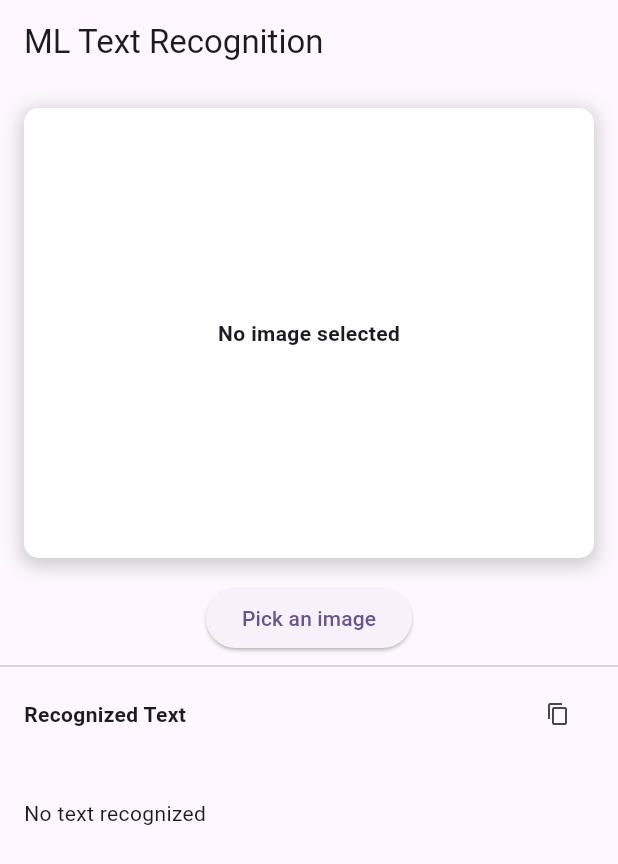
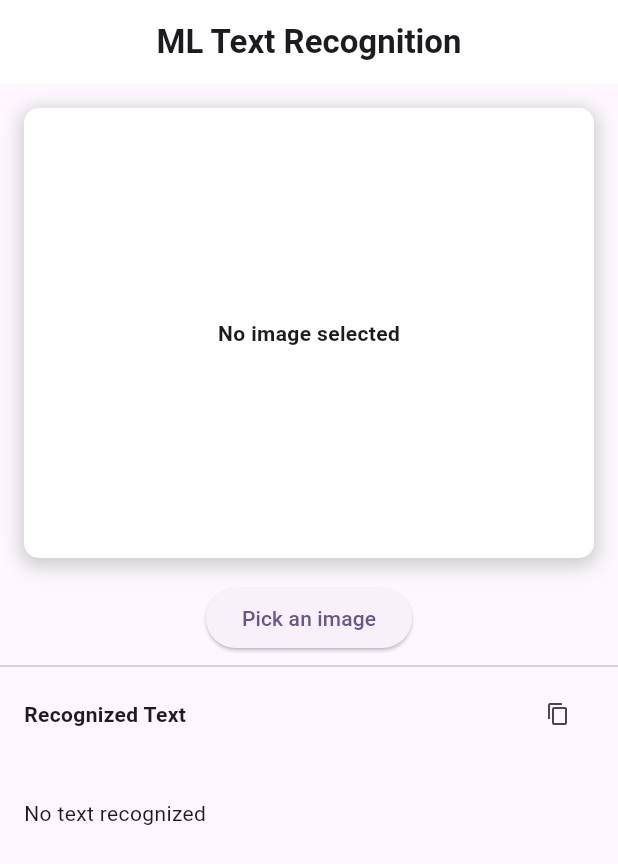
Before and after one commit to rahmanprofile/face_-_text_detector, a Flutter app: the screen it shows after launch, on a phone screen of 412 x 824 dp. Shown: the top 864 px of the screen. Run offline on Flutter 3.47's test engine with Material 3 defaults, Android fonts, the phone set to English and light mode, and no system bars; our stand-ins replace image_picker; missing offline and left inert: google_mlkit_text_recognition.

```diff
--- a/lib/image_to_text/image_text_detector.dart
+++ b/lib/image_to_text/image_text_detector.dart
@@ -119,7 +119,9 @@ class _ImageToTextDetectorState extends State<ImageToTextDetector> {
   Widget build(BuildContext context) {
     return Scaffold(
       appBar: AppBar(
-        title: const Text('ML Text Recognition'),
+        centerTitle: true,
+        backgroundColor: Colors.white,
+        title: const Text('ML Text Recognition', style: TextStyle(fontSize: 22, fontWeight: FontWeight.bold)),
       ),
       body: SafeArea(
         child: Column(
--- a/lib/main.dart
+++ b/lib/main.dart
@@ -12,6 +12,7 @@ class MyApp extends StatelessWidget {
   Widget build(BuildContext context) {
     return MaterialApp(
       title: 'Flutter Demo',
+      debugShowCheckedModeBanner: false,
       theme: ThemeData(
         colorScheme: ColorScheme.fromSeed(seedColor: Colors.deepPurple),
         useMaterial3: true,
```
